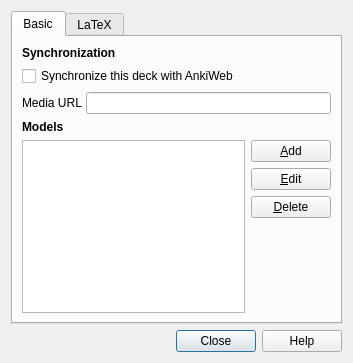
First picture: the form in designer/deckopts.ui, repository ankitects/anki, before the edit.
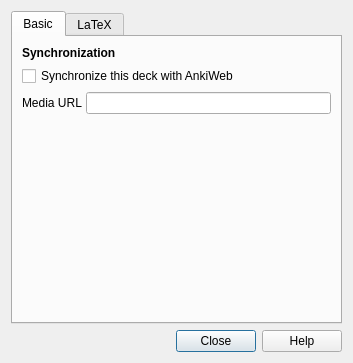
Second picture: the form after the edit.

Commit message: move models from deckprops into separate models screen w/ card templates

The edit to the form file:
```diff
--- a/designer/deckopts.ui
+++ b/designer/deckopts.ui
@@ -27,77 +27,6 @@
        <string>Basic</string>
       </attribute>
       <layout class="QGridLayout" name="gridLayout_6">
-       <item row="3" column="0">
-        <widget class="QLabel" name="label_14">
-         <property name="text">
-          <string>&lt;b&gt;Models&lt;/b&gt;</string>
-         </property>
-         <property name="wordWrap">
-          <bool>true</bool>
-         </property>
-        </widget>
-       </item>
-       <item row="4" column="0">
-        <layout class="QGridLayout" name="gridLayout_2">
-         <item row="0" column="0">
-          <widget class="QListWidget" name="modelsList">
-           <property name="sizePolicy">
-            <sizepolicy hsizetype="Expanding" vsizetype="Preferred">
-             <horstretch>0</horstretch>
-             <verstretch>0</verstretch>
-            </sizepolicy>
-           </property>
-          </widget>
-         </item>
-         <item row="0" column="1">
-          <layout class="QVBoxLayout" name="verticalLayout_3">
-           <item>
-            <widget class="QPushButton" name="modelsAdd">
-             <property name="text">
-              <string>&amp;Add</string>
-             </property>
-             <property name="autoDefault">
-              <bool>false</bool>
-             </property>
-            </widget>
-           </item>
-           <item>
-            <widget class="QPushButton" name="modelsEdit">
-             <property name="text">
-              <string>&amp;Edit</string>
-             </property>
-             <property name="autoDefault">
-              <bool>false</bool>
-             </property>
-            </widget>
-           </item>
-           <item>
-            <widget class="QPushButton" name="modelsDelete">
-             <property name="text">
-              <string>&amp;Delete</string>
-             </property>
-             <property name="autoDefault">
-              <bool>false</bool>
-             </property>
-            </widget>
-           </item>
-           <item>
-            <spacer name="verticalSpacer_3">
-             <property name="orientation">
-              <enum>Qt::Vertical</enum>
-             </property>
-             <property name="sizeHint" stdset="0">
-              <size>
-               <width>20</width>
-               <height>40</height>
-              </size>
-             </property>
-            </spacer>
-           </item>
-          </layout>
-         </item>
-        </layout>
-       </item>
        <item row="1" column="0">
         <widget class="QCheckBox" name="doSync">
          <property name="text">
@@ -138,6 +67,19 @@
          </item>
         </layout>
        </item>
+       <item row="3" column="0">
+        <spacer name="verticalSpacer">
+         <property name="orientation">
+          <enum>Qt::Vertical</enum>
+         </property>
+         <property name="sizeHint" stdset="0">
+          <size>
+           <width>20</width>
+           <height>40</height>
+          </size>
+         </property>
+        </spacer>
+       </item>
       </layout>
      </widget>
      <widget class="QWidget" name="tab">
```
Left out of the diff: 4 changed lines with no effect on the pictures. The commit also changes 10 other files.
